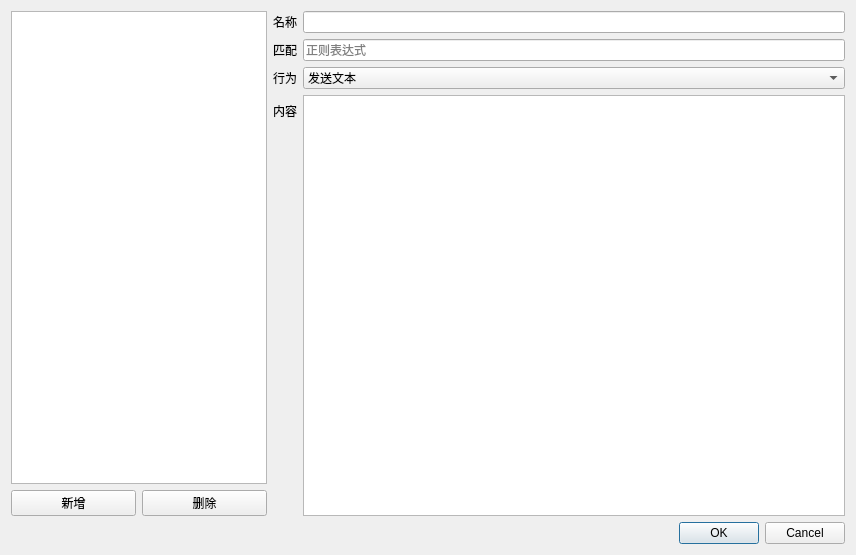
This is hterm/ui/trigger.ui in lbhzy/hterm as Qt 5 draws it before an edit. The edited form follows.
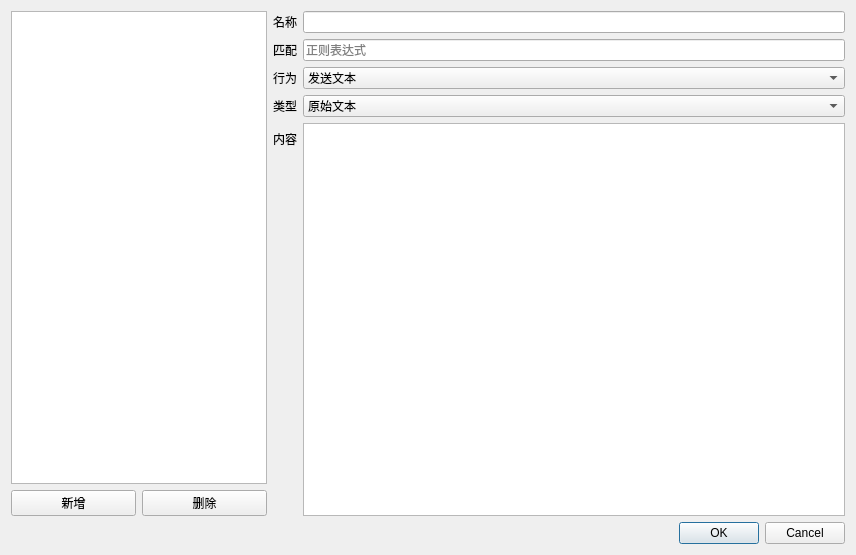
This is the edited form.

```diff
--- a/hterm/ui/trigger.ui
+++ b/hterm/ui/trigger.ui
@@ -95,16 +95,37 @@
          </item>
         </widget>
        </item>
-       <item row="3" column="0">
+       <item row="4" column="0">
         <widget class="QLabel" name="label_5">
          <property name="text">
           <string>内容</string>
          </property>
         </widget>
        </item>
-       <item row="3" column="1">
+       <item row="4" column="1">
         <widget class="QTextEdit" name="textEdit"/>
        </item>
+       <item row="3" column="0">
+        <widget class="QLabel" name="label_4">
+         <property name="text">
+          <string>类型</string>
+         </property>
+        </widget>
+       </item>
+       <item row="3" column="1">
+        <widget class="QComboBox" name="type_combobox">
+         <item>
+          <property name="text">
+           <string>原始文本</string>
+          </property>
+         </item>
+         <item>
+          <property name="text">
+           <string>Python脚本</string>
+          </property>
+         </item>
+        </widget>
+       </item>
       </layout>
      </item>
     </layout>
```
Left out of the diff: 15 changed lines with no effect on the pictures.
